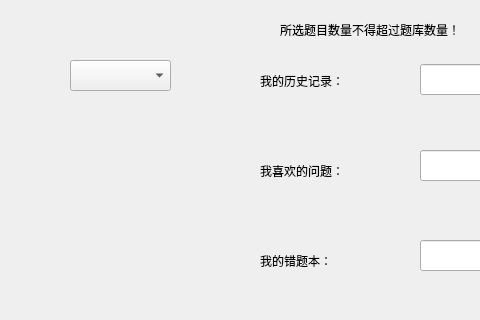
The window that ui/PreForQuiz.ui (Harahan/BUAA-python-programming-2022-summer) describes before a commit, drawn with Qt 5; both pictures show x 0 to 480 and y 0 to 320 of the 894 by 553 pixel window.
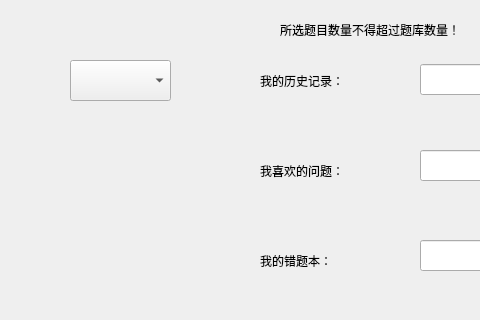
The same window after the commit.

```diff
--- a/ui/PreForQuiz.ui
+++ b/ui/PreForQuiz.ui
@@ -19,7 +19,7 @@
      <x>70</x>
      <y>60</y>
      <width>101</width>
-     <height>31</height>
+     <height>41</height>
     </rect>
    </property>
    <property name="font">
```
